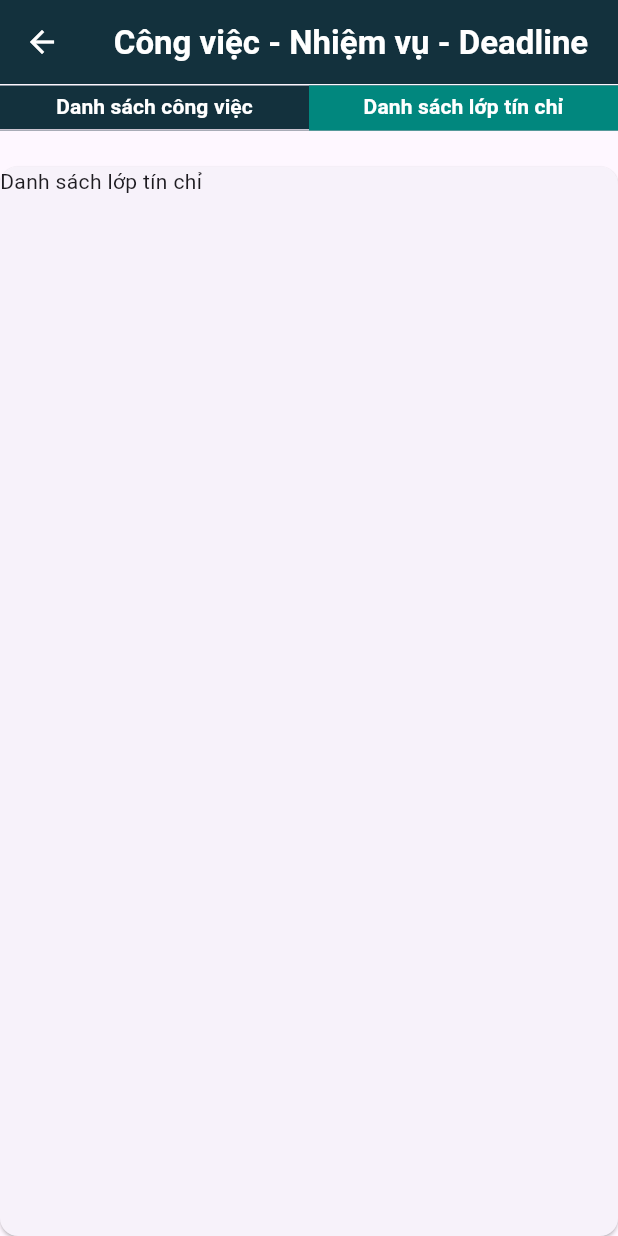
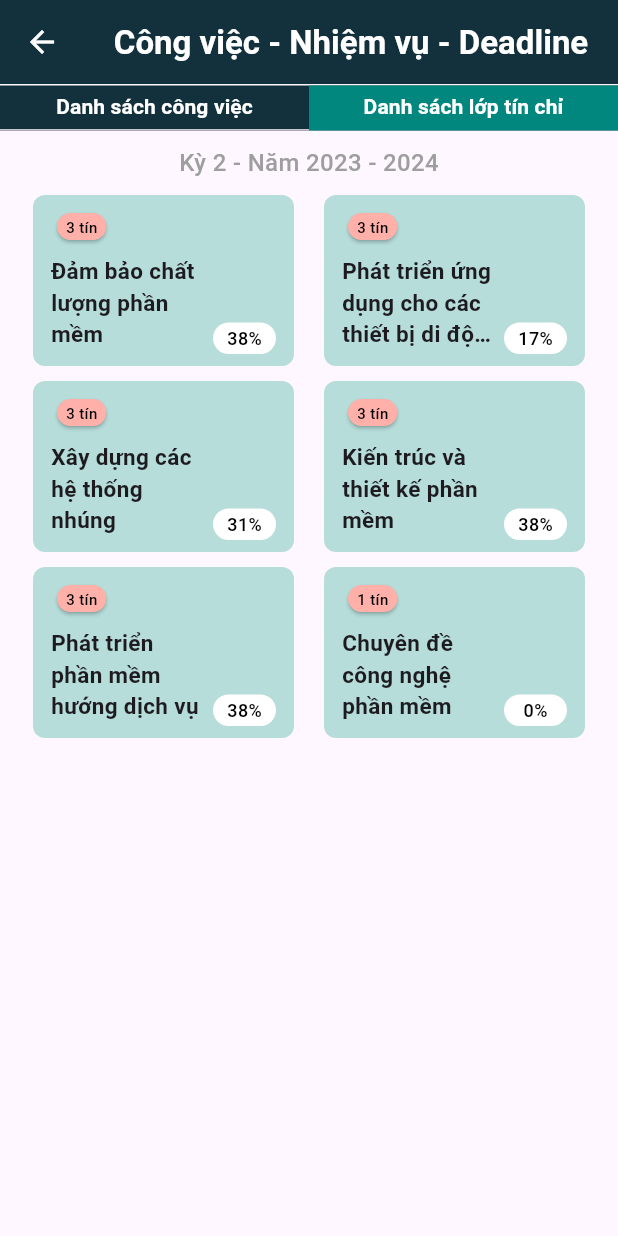
Before and after one commit to tungday/student-time-manager, a Flutter app: the TaskHome screen opened directly, tab 2 chosen, on a phone screen of 412 x 824 dp. Run offline on Flutter 3.47's test engine with Material 3 defaults, Android fonts, the phone set to English and light mode, and no system bars; our stand-ins replace flutter_svg, table_calendar; missing offline and left inert: dart:ffi; generated files the repository leaves out were written again.

Commit message:
create first credit courses list layout

```diff
--- /dev/null
+++ b/schedule/lib/component/credit_course.dart
@@ -0,0 +1,93 @@
+import 'package:flutter/material.dart';
+import 'package:schedule/component/app_colors.dart';
+
+class CreditCourse extends StatelessWidget {
+  final int credit;
+  final String course;
+  final num progress;
+  final String? teacher;
+  final String? classroom;
+
+  const CreditCourse({
+    required this.credit,
+    required this.course,
+    required this.progress,
+    this.teacher,
+    this.classroom,
+    super.key
+  });
+
+  @override
+  Widget build(BuildContext context) {
+    return GestureDetector(
+      onTap: () {
+        print("Tap Credit Course");
+      },
+      child: Container(
+        padding: const EdgeInsets.only(left: 12, top: 8, right: 12, bottom: 8),
+        decoration: BoxDecoration(
+          borderRadius: BorderRadius.circular(8),
+          color: AppColor.bluePrimaryColor3
+        ),
+        child: Row(
+          crossAxisAlignment: CrossAxisAlignment.end,
+          children: [
+            Column(
+              crossAxisAlignment: CrossAxisAlignment.start,
+              children: [
+                Card(
+                  color: AppColor.pinkColor2,
+                  child: Padding(
+                    padding: const EdgeInsets.only(left: 6, top: 2, right: 6, bottom: 2),
+                    child: Text(
+                      "$credit tín",
+                      style: const TextStyle(
+                        color: Colors.black,
+                        fontSize: 10,
+                        fontWeight: FontWeight.w500
+                      ),
+                    ),
+                  ),
+                ),
+                Container(
+                  width: 108,
+                  height: 72,
+                  padding: const EdgeInsets.only(top: 6, right: 8),
+                  child: Text(
+                    course,
+                    overflow: TextOverflow.ellipsis,
+                    maxLines: 3,
+                    style: const TextStyle(
+                      fontSize: 15,
+                      fontWeight: FontWeight.w600
+                    ),
+                  ),
+                )
+              ],
+            ),
+            Container(
+              width: 42,
+              alignment: Alignment.center,
+              decoration: BoxDecoration(
+                color: Colors.white,
+                borderRadius: BorderRadius.circular(12),
+              ),
+              child: Padding(
+                padding: const EdgeInsets.only(left: 8, top: 2, right: 8, bottom: 2),
+                child: Text(
+                  "$progress%",
+                  style: const TextStyle(
+                      color: Colors.black,
+                      fontSize: 12,
+                      fontWeight: FontWeight.w500
+                  ),
+                ),
+              ),
+            ),
+          ],
+        ),
+      ),
+    );
+  }
+
+}
--- /dev/null
+++ b/schedule/lib/screen/task_manage/class_list.dart
@@ -0,0 +1,97 @@
+import 'package:flutter/material.dart';
+import 'package:schedule/component/credit_course.dart';
+
+class ClassList extends StatefulWidget {
+  const ClassList({super.key});
+
+  @override
+  State<StatefulWidget> createState() {
+    return _ClassListState();
+  }
+
+}
+
+class _ClassListState extends State<ClassList> {
+  late List<CreditCourse> _creditCourses;
+
+  @override
+  void initState() {
+    _creditCourses = [
+      const CreditCourse(
+        credit: 3,
+        course: "Đảm bảo chất lượng phần mềm",
+        progress: 38,
+      ),
+      const CreditCourse(
+        credit: 3,
+        course: "Phát triển ứng dụng cho các thiết bị di động",
+        progress: 17,
+      ),
+      const CreditCourse(
+        credit: 3,
+        course: "Xây dựng các hệ thống nhúng",
+        progress: 31,
+      ),
+      const CreditCourse(
+        credit: 3,
+        course: "Kiến trúc và thiết kế phần mềm",
+        progress: 38,
+      ),
+      const CreditCourse(
+        credit: 3,
+        course: "Phát triển phần mềm hướng dịch vụ",
+        progress: 38,
+      ),
+      const CreditCourse(
+        credit: 1,
+        course: "Chuyên đề công nghệ phần mềm",
+        progress: 0,
+      )
+    ];
+    super.initState();
+  }
+
+  List<Container> renderCreditCourses(List<CreditCourse> creditCourses) {
+    List<Container> coursesRowContainers = [];
+    for (int i = 0, len = creditCourses.length; i < len; i += 2) {
+      coursesRowContainers.add(Container(
+        margin: const EdgeInsets.only(top: 10),
+        child: Row(
+            mainAxisSize: MainAxisSize.max,
+            mainAxisAlignment: MainAxisAlignment.spaceAround,
+            children: (i + 1 < len) ? [
+              creditCourses[i],
+              creditCourses[i + 1]
+            ] : [
+              creditCourses[i]
+            ]
+        ),
+      ));
+    }
+    return coursesRowContainers;
+  }
+
+  @override
+  Widget build(BuildContext context) {
+    return SingleChildScrollView(
+      physics: const BouncingScrollPhysics(),
+      child: Container(
+        padding: const EdgeInsets.only(left: 12, top: 10, right: 12),
+        child: Column(
+          children: [
+            const Text(
+              "Kỳ 2 - Năm 2023 - 2024",
+              style: TextStyle(
+                fontSize: 16,
+                fontWeight: FontWeight.w500,
+                color: Colors.grey
+              )
+            ),
+            ...renderCreditCourses(_creditCourses)
+          ],
+        ),
+      ),
+    );
+  }
+
+}
--- a/schedule/lib/screen/task_manage/task_home.dart
+++ b/schedule/lib/screen/task_manage/task_home.dart
@@ -1,5 +1,6 @@
 import 'package:flutter/material.dart';
 import 'package:schedule/component/app_colors.dart';
+import 'package:schedule/screen/task_manage/class_list.dart';
 import 'package:schedule/screen/task_manage/work_list.dart';
 
 class TaskHome extends StatefulWidget {
@@ -72,10 +73,7 @@ class _TaskHomeState extends State<TaskHome> with TickerProviderStateMixin {
                 controller: _tabController,
                 children: const [
                   WorkList(),
-                  Card(
-                    margin: EdgeInsets.only(top: 24),
-                    child: Text("Danh sách lớp tín chỉ"),
-                  )
+                  ClassList()
                 ],
               ),
             )
--- a/schedule/lib/screen/task_manage/task_manage.dart
+++ b/schedule/lib/screen/task_manage/task_manage.dart
@@ -46,39 +46,7 @@ class _TaskManageState extends State<TaskManage> {
         content: "Đăng nhập vào trang qldt của trường lúc 12h để đăng ký "
             "cải thiện môn ltm",
         dateCreated: "16/02/2024 10:02",
-      ),
-      const TaskItem(
-        isComplete: true,
-        priority: "Cao",
-        title: "Đăng ký cải thiện một số môn trong hè",
-        content: "Đăng nhập vào trang qldt của trường lúc 12h để đăng ký "
-            "cải thiện môn ltm",
-        dateCreated: "16/02/2024 10:02",
-      ),
-      const TaskItem(
-        isComplete: true,
-        priority: "Cao",
-        title: "Đăng ký cải thiện một số môn trong hè",
-        content: "Đăng nhập vào trang qldt của trường lúc 12h để đăng ký "
-            "cải thiện môn ltm",
-        dateCreated: "16/02/2024 10:02",
-      ),
-      const TaskItem(
-        isComplete: true,
-        priority: "Cao",
-        title: "Đăng ký cải thiện một số môn trong hè",
-        content: "Đăng nhập vào trang qldt của trường lúc 12h để đăng ký "
-            "cải thiện môn ltm",
-        dateCreated: "16/02/2024 10:02",
-      ),
-      const TaskItem(
-        isComplete: true,
-        priority: "Cao",
-        title: "Đăng ký cải thiện một số môn trong hè",
-        content: "Đăng nhập vào trang qldt của trường lúc 12h để đăng ký "
-            "cải thiện môn ltm",
-        dateCreated: "16/02/2024 10:02",
-      ),
+      )
     ];
     super.initState();
   }
```
